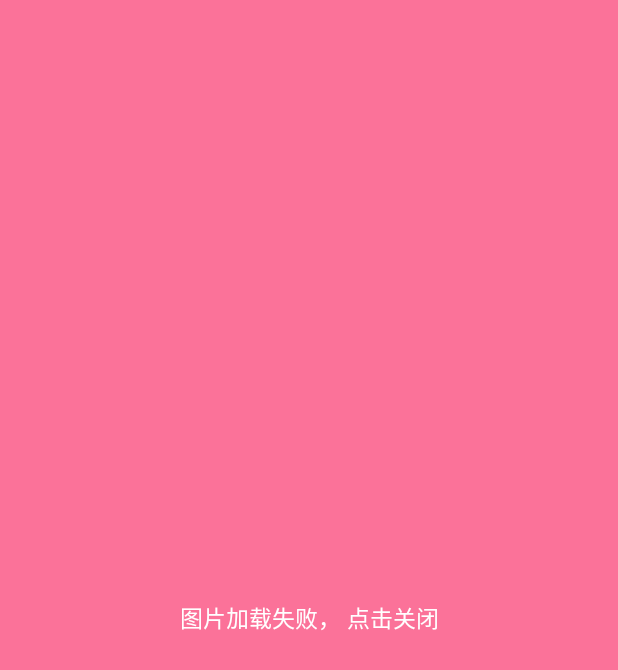
After one commit to androidmalin/meizhi, an Android app: the layout img_error_view.xml on its own in the app's theme, with its tools: preview values and no code run, on a phone screen of 412 x 824 dp. The commit adds this screen. Shown: the top 670 px of the screen. Run offline under Robolectric (Android 15) with nearby library versions, the phone set to English and light mode, and no system bars.

Commit message:
add the error view

```diff
--- /dev/null
+++ b/app/src/main/res/layout/img_error_view.xml
@@ -0,0 +1,13 @@
+<?xml version="1.0" encoding="utf-8"?>
+<TextView xmlns:android="http://schemas.android.com/apk/res/android"
+    android:layout_width="match_parent"
+    android:layout_height="match_parent"
+    android:background="@color/colorPrimary"
+    android:clickable="true"
+    android:focusable="true"
+    android:gravity="center"
+    android:textSize="@dimen/common_dimen_15sp"
+    android:text="@string/image_load_error_tip"
+    android:textColor="@android:color/white">
+
+</TextView>
--- a/app/src/main/res/values/strings.xml
+++ b/app/src/main/res/values/strings.xml
@@ -12,4 +12,5 @@
     <string name="about_mm_tip">关于妹纸</string>
     <string name="app_default_version">3.0</string>
     <string name="app_package_name">meizhi.meizhi.malin</string>
+    <string name="image_load_error_tip">图片加载失败， 点击关闭</string>
 </resources>
```
Also changed, not shown: app/src/main/java/meizhi/meizhi/malin/activity/ImageDetailActivity.java (+39 -41 lines), app/src/main/res/layout/activity_image_detail.xml (+6 -9 lines), app/src/main/res/layout/item_pager_image.xml (deleted, +0 -21 lines).
